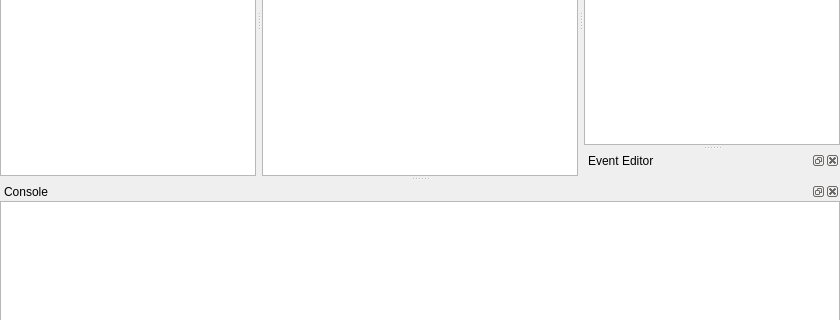
Above: GNS3/Ui/Form_MainWindow.ui from GNS3/gns3-legacy before the change; both pictures show x 0 to 840 and y 185 to 505 of the 840 by 600 pixel window. Below: the same form after it.
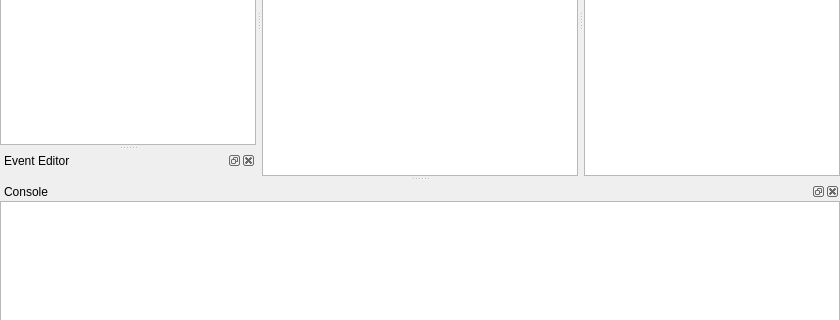
That is the form after the change. Icons and pictures are not drawn. Custom widgets are drawn as their Qt base class.

Diff of the .ui file:
```diff
--- a/GNS3/Ui/Form_MainWindow.ui
+++ b/GNS3/Ui/Form_MainWindow.ui
@@ -268,30 +268,6 @@
     </layout>
    </widget>
   </widget>
-  <widget class="QDockWidget" name="dockWidget_EventEditor" >
-   <property name="sizePolicy" >
-    <sizepolicy vsizetype="Expanding" hsizetype="Preferred" >
-     <horstretch>0</horstretch>
-     <verstretch>0</verstretch>
-    </sizepolicy>
-   </property>
-   <property name="minimumSize" >
-    <size>
-     <width>50</width>
-     <height>0</height>
-    </size>
-   </property>
-   <property name="allowedAreas" >
-    <set>Qt::LeftDockWidgetArea|Qt::NoDockWidgetArea|Qt::RightDockWidgetArea</set>
-   </property>
-   <property name="windowTitle" >
-    <string>Event Editor</string>
-   </property>
-   <attribute name="dockWidgetArea" >
-    <number>2</number>
-   </attribute>
-   <widget class="QWidget" name="dockWidgetContents_8" />
-  </widget>
   <widget class="QDockWidget" name="dockWidget_Console" >
    <property name="allowedAreas" >
     <set>Qt::BottomDockWidgetArea|Qt::NoDockWidgetArea|Qt::TopDockWidgetArea</set>
@@ -328,6 +304,30 @@
     </layout>
    </widget>
   </widget>
+  <widget class="QDockWidget" name="dockWidget_EventEditor" >
+   <property name="sizePolicy" >
+    <sizepolicy vsizetype="Expanding" hsizetype="Preferred" >
+     <horstretch>0</horstretch>
+     <verstretch>0</verstretch>
+    </sizepolicy>
+   </property>
+   <property name="minimumSize" >
+    <size>
+     <width>50</width>
+     <height>0</height>
+    </size>
+   </property>
+   <property name="allowedAreas" >
+    <set>Qt::LeftDockWidgetArea|Qt::NoDockWidgetArea|Qt::RightDockWidgetArea</set>
+   </property>
+   <property name="windowTitle" >
+    <string>Event Editor</string>
+   </property>
+   <attribute name="dockWidgetArea" >
+    <number>1</number>
+   </attribute>
+   <widget class="QWidget" name="dockWidgetContents_8" />
+  </widget>
   <action name="action_About" >
    <property name="text" >
     <string>&amp;About</string>
```
Left out of the diff: 26 changed lines with no effect on the pictures.
